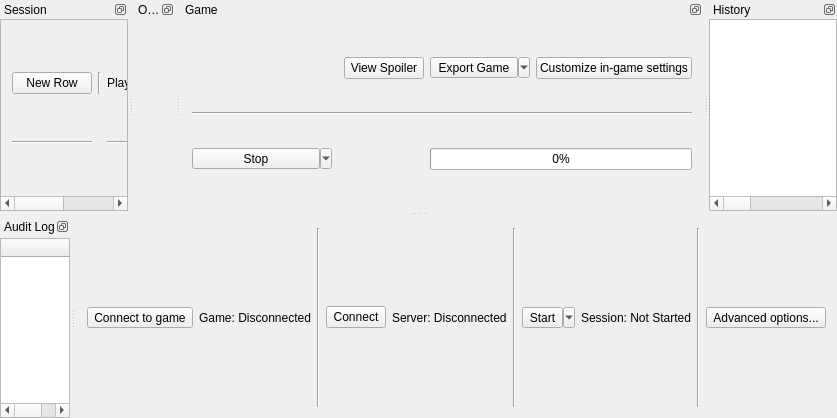
randovania/randovania, file randovania/gui/ui_files/game_session.ui: the form before one commit.
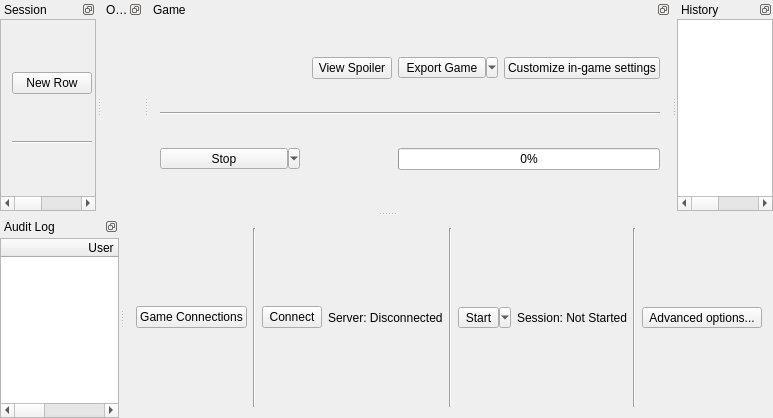
The form after the commit.

```diff
--- a/randovania/gui/ui_files/game_session.ui
+++ b/randovania/gui/ui_files/game_session.ui
@@ -26,19 +26,9 @@
    </property>
    <layout class="QHBoxLayout" name="horizontalLayout">
     <item>
-     <widget class="QToolButton" name="game_connection_tool">
+     <widget class="QPushButton" name="game_connection_button">
       <property name="text">
-       <string>Connect to game</string>
-      </property>
-      <property name="popupMode">
-       <enum>QToolButton::InstantPopup</enum>
-      </property>
-     </widget>
-    </item>
-    <item>
-     <widget class="QLabel" name="game_connection_label">
-      <property name="text">
-       <string>Game: Disconnected</string>
+       <string>Game Connections</string>
       </property>
      </widget>
     </item>
```
Left out of the diff: 1 changed line with no effect on the pictures.
